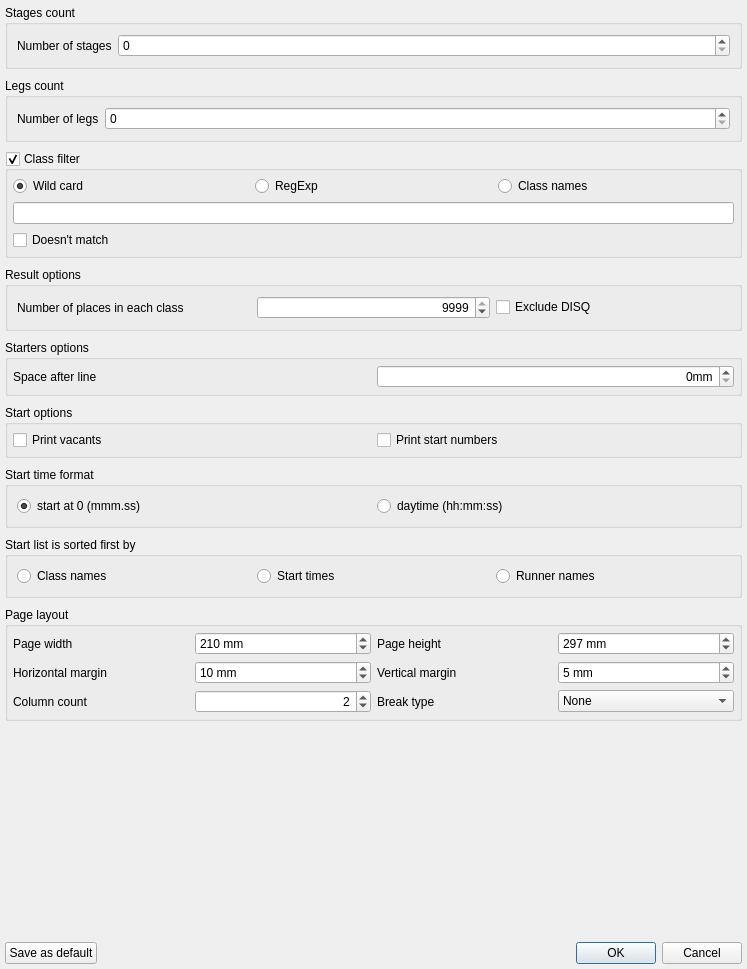
Qt form libquickevent/libquickeventgui/src/reportoptionsdialog.ui (Quick-Event/quickbox) before a commit.
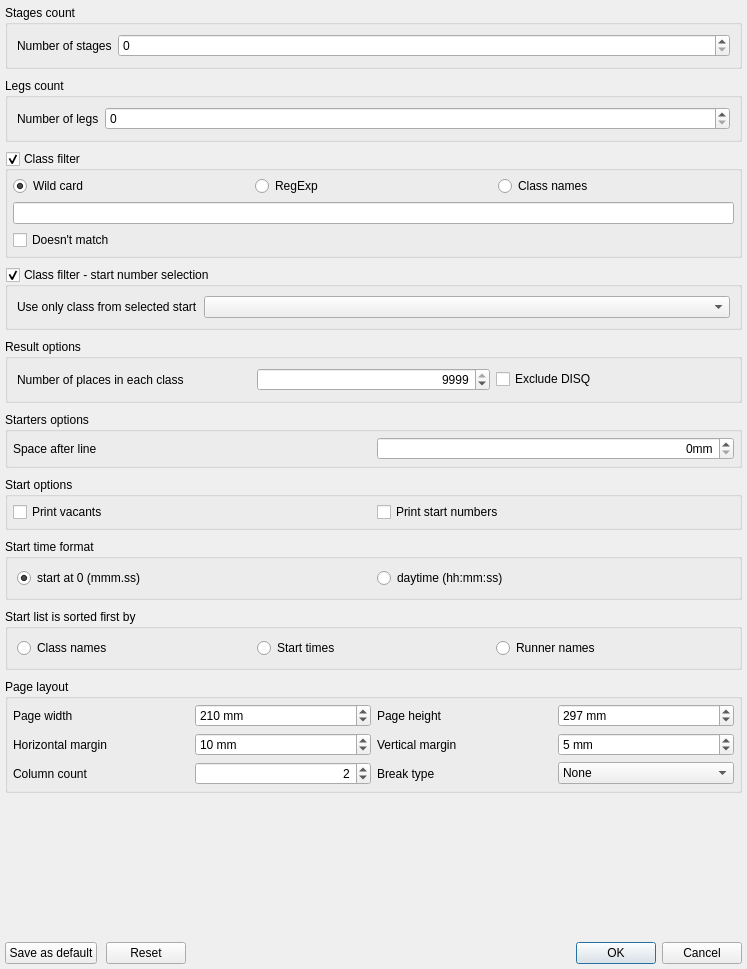
The same form after that commit.

Commit message:
Fix page layouts & some ReportOptionsDialog improvements (#937)
* Removed unused variable from ReportOptionsDialog

* Reports - fix page layout is now read from ReportOptionsDialog settings. Now it is not fixed A4 page.

* Add Reset button to ReportOptionsDialog, fix tab order in dialog

* Add UI item and code to select start number in ReportOptionsDialog for print startlist by classes and for starters

* Fix stageId for fill class list (selected start number)

* Fix whitespaces

What changed in the file:
```diff
--- a/libquickevent/libquickeventgui/src/reportoptionsdialog.ui
+++ b/libquickevent/libquickeventgui/src/reportoptionsdialog.ui
@@ -137,6 +137,28 @@
      </layout>
     </widget>
    </item>
+   <item>
+    <widget class="QGroupBox" name="grpClassStartSelection">
+     <property name="title">
+      <string>Class filter - start number selection</string>
+     </property>
+     <property name="checkable">
+      <bool>true</bool>
+     </property>
+     <layout class="QFormLayout" name="formLayout_2">
+      <item row="0" column="0">
+       <widget class="QLabel" name="label_11">
+        <property name="text">
+         <string>Use only class from selected start</string>
+        </property>
+       </widget>
+      </item>
+      <item row="0" column="1">
+       <widget class="QComboBox" name="cbxStartNumber"/>
+      </item>
+     </layout>
+    </widget>
+   </item>
    <item>
     <widget class="QGroupBox" name="grpResultOptions">
      <property name="title">
@@ -507,6 +529,13 @@
        </property>
       </widget>
      </item>
+     <item>
+      <widget class="QPushButton" name="btReset">
+       <property name="text">
+        <string>Reset</string>
+       </property>
+      </widget>
+     </item>
      <item>
       <widget class="QDialogButtonBox" name="buttonBox">
        <property name="orientation">
```
Left out of the diff: 56 changed lines with no effect on the pictures. The commit also changes 14 other files.
